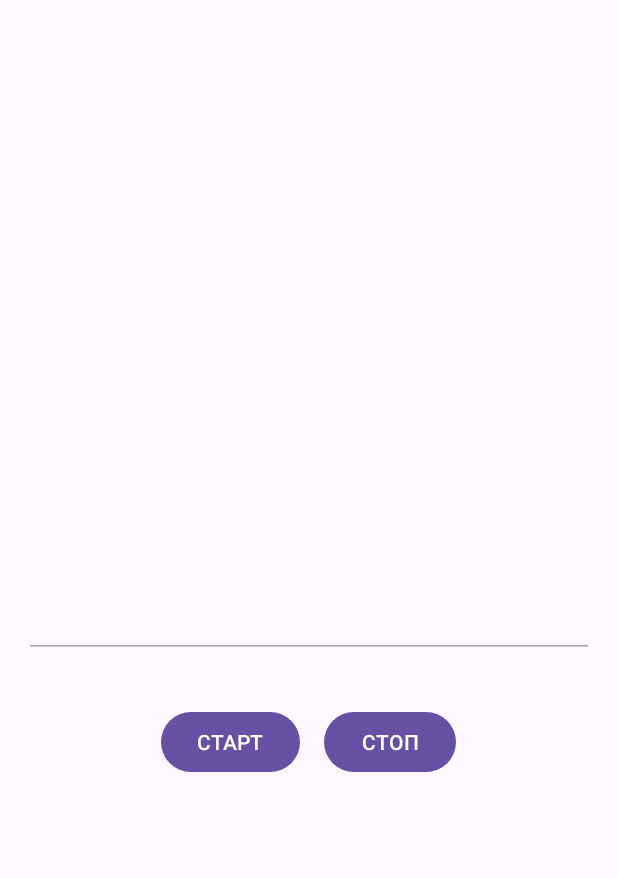
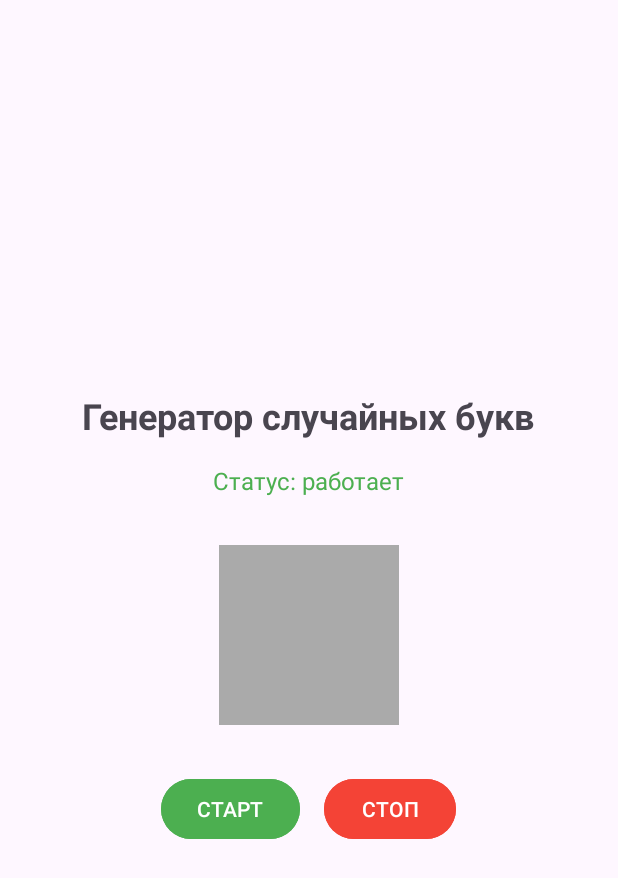
Before and after one commit to Nurikcmd/lab9, an Android app: the screen it shows after launch (MainActivity), after a tap on "СТАРТ", on a phone screen of 412 x 824 dp. Shown: the top 878 px of the screen. Run offline under Robolectric (Android 15) with nearby library versions, the phone set to English and light mode, and no system bars; 1 statement that could not run was skipped.

Commit message:
Улучшение UI: добавление индикатора состояния сервиса и стилизация

```diff
--- a/app/src/main/java/com/example/lab9/MainActivity.java
+++ b/app/src/main/java/com/example/lab9/MainActivity.java
@@ -13,9 +13,12 @@ import android.content.Intent;
 import android.content.IntentFilter;
 import android.view.View;
 import android.widget.EditText;
+import android.widget.TextView;
+import android.graphics.Color;
 
 public class MainActivity extends AppCompatActivity {
     private EditText randomCharacterEditText;
+    private TextView statusTextView;
     private BroadcastReceiver broadcastReceiver;
     private Intent serviceIntent;
     private boolean isServiceRunning = false;
@@ -34,6 +37,7 @@ public class MainActivity extends AppCompatActivity {
         });
 
         randomCharacterEditText = findViewById(R.id.editText_randomCharacter);
+        statusTextView = findViewById(R.id.textView_status);
         broadcastReceiver = new MyBroadcastReceiver();
         serviceIntent = new Intent(getApplicationContext(), RandomCharacterService.class);
 
@@ -45,7 +49,18 @@ public class MainActivity extends AppCompatActivity {
             }
             if (isServiceRunning) {
                 startService(serviceIntent);
+                updateStatusView(true);
             }
+        }
+    }
+
+    private void updateStatusView(boolean isRunning) {
+        if (isRunning) {
+            statusTextView.setText("Статус: работает");
+            statusTextView.setTextColor(Color.parseColor("#4CAF50"));
+        } else {
+            statusTextView.setText("Статус: остановлен");
+            statusTextView.setTextColor(Color.parseColor("#F44336"));
         }
     }
 
@@ -60,10 +75,12 @@ public class MainActivity extends AppCompatActivity {
         if (view.getId() == R.id.button_start) {
             startService(serviceIntent);
             isServiceRunning = true;
+            updateStatusView(true);
         } else if (view.getId() == R.id.button_end) {
             stopService(serviceIntent);
             randomCharacterEditText.setText("");
             isServiceRunning = false;
+            updateStatusView(false);
         }
     }
 
@@ -73,6 +90,7 @@ public class MainActivity extends AppCompatActivity {
         IntentFilter intentFilter = new IntentFilter();
         intentFilter.addAction("my.custom.action.tag.lab9");
         registerReceiver(broadcastReceiver, intentFilter);
+        updateStatusView(isServiceRunning);
     }
 
     @Override
--- a/app/src/main/res/layout/activity_main.xml
+++ b/app/src/main/res/layout/activity_main.xml
@@ -9,17 +9,29 @@
     <TextView
         android:layout_width="wrap_content"
         android:layout_height="wrap_content"
-        android:text=""
+        android:text="Генератор случайных букв"
         android:textSize="24sp"
+        android:textStyle="bold"
         android:layout_marginBottom="16dp"/>
+
+    <TextView
+        android:id="@+id/textView_status"
+        android:layout_width="wrap_content"
+        android:layout_height="wrap_content"
+        android:text="Статус: остановлен"
+        android:textSize="16sp"
+        android:textColor="#FF0000"
+        android:layout_marginBottom="32dp"/>
 
     <EditText
         android:id="@+id/editText_randomCharacter"
-        android:layout_width="match_parent"
-        android:layout_height="wrap_content"
+        android:layout_width="120dp"
+        android:layout_height="120dp"
         android:enabled="false"
         android:gravity="center"
         android:textSize="48sp"
+        android:background="@android:color/darker_gray"
+        android:textColor="@android:color/white"
         android:layout_marginBottom="32dp"/>
 
     <LinearLayout
@@ -34,14 +46,16 @@
             android:layout_height="wrap_content"
             android:text="СТАРТ"
             android:onClick="onClick"
-            android:layout_marginEnd="16dp"/>
+            android:layout_marginEnd="16dp"
+            android:backgroundTint="#4CAF50"/>
 
         <Button
             android:id="@+id/button_end"
             android:layout_width="wrap_content"
             android:layout_height="wrap_content"
             android:text="СТОП"
-            android:onClick="onClick"/>
+            android:onClick="onClick"
+            android:backgroundTint="#F44336"/>
 
     </LinearLayout>
 
```
